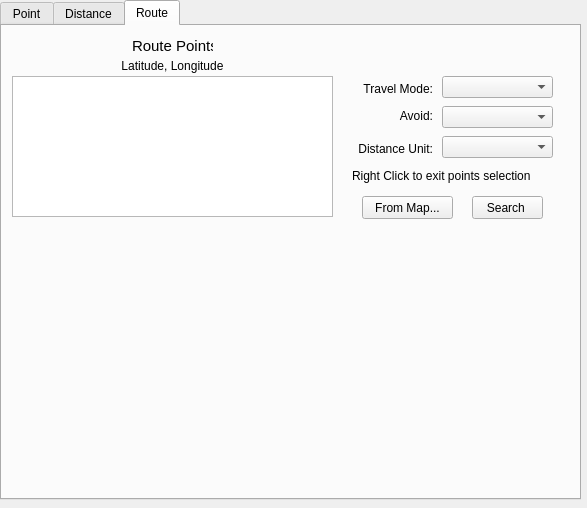
The window that QGIS_2.0.0/GeoSearch/ui_geosearch.ui (walter426/QgisPlugin_GeoSearch) describes before a commit, drawn with Qt 5.
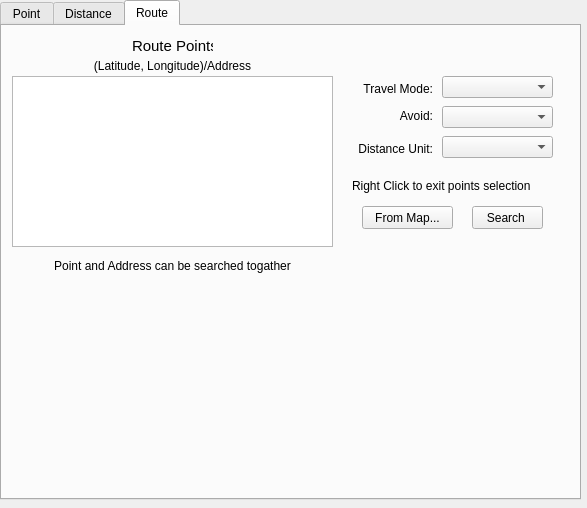
The same window after the commit. The open tabs and pages were chosen to show the change.

The edit to the form file:
```diff
--- a/QGIS_2.0.0/GeoSearch/ui_geosearch.ui
+++ b/QGIS_2.0.0/GeoSearch/ui_geosearch.ui
@@ -619,7 +619,7 @@
        <x>10</x>
        <y>50</y>
        <width>321</width>
-       <height>141</height>
+       <height>171</height>
       </rect>
      </property>
     </widget>
@@ -633,7 +633,7 @@
       </rect>
      </property>
      <property name="text">
-      <string>Latitude, Longitude</string>
+      <string>(Latitude, Longitude)/Address</string>
      </property>
      <property name="alignment">
       <set>Qt::AlignCenter</set>
@@ -661,7 +661,7 @@
      <property name="geometry">
       <rect>
        <x>360</x>
-       <y>170</y>
+       <y>180</y>
        <width>91</width>
        <height>23</height>
       </rect>
@@ -752,7 +752,7 @@
      <property name="geometry">
       <rect>
        <x>470</x>
-       <y>170</y>
+       <y>180</y>
        <width>71</width>
        <height>23</height>
       </rect>
@@ -765,7 +765,7 @@
      <property name="geometry">
       <rect>
        <x>350</x>
-       <y>140</y>
+       <y>150</y>
        <width>201</width>
        <height>20</height>
       </rect>
@@ -777,6 +777,22 @@
       <set>Qt::AlignLeading|Qt::AlignLeft|Qt::AlignVCenter</set>
      </property>
     </widget>
+    <widget class="QLabel" name="RoutePointsFmt_2_label">
+     <property name="geometry">
+      <rect>
+       <x>10</x>
+       <y>230</y>
+       <width>321</width>
+       <height>20</height>
+      </rect>
+     </property>
+     <property name="text">
+      <string>Point and Address can be searched togather</string>
+     </property>
+     <property name="alignment">
+      <set>Qt::AlignCenter</set>
+     </property>
+    </widget>
    </widget>
   </widget>
  </widget>
```
Left out of the diff: 19 changed lines with no effect on the pictures.
